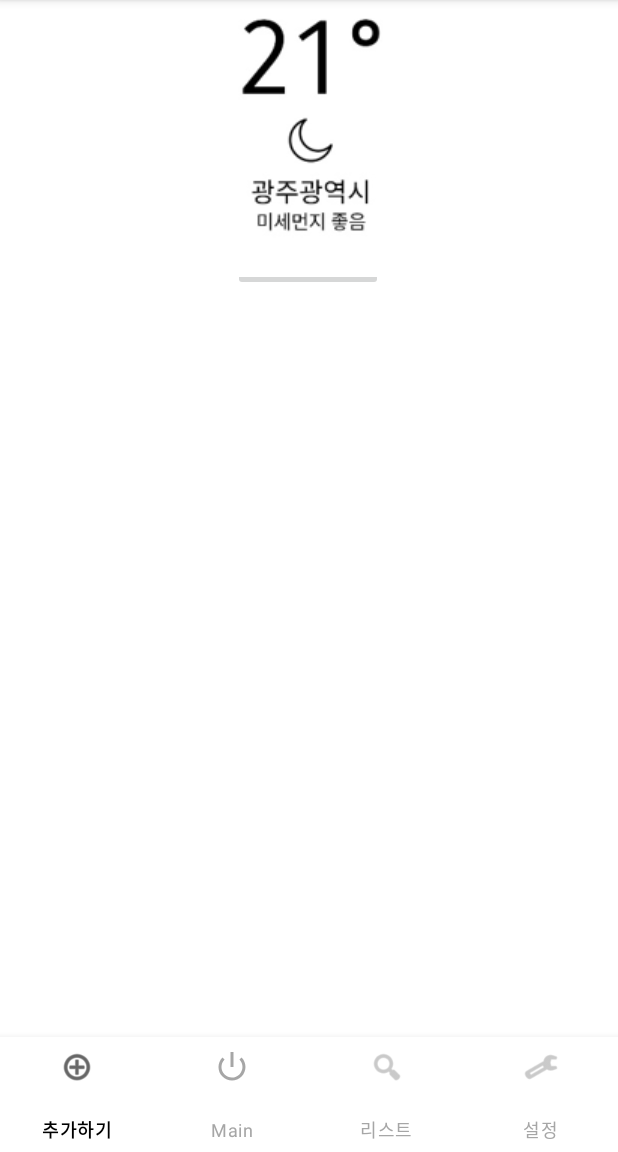
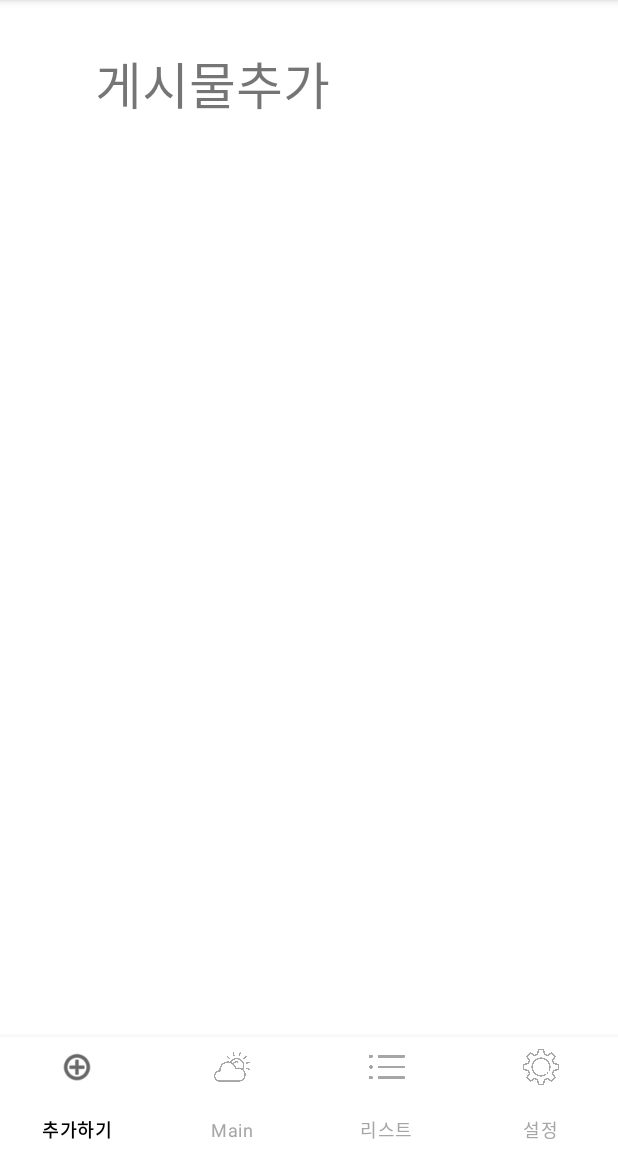
Before and after one commit to 2021-SMHRD-KDT-New-AI-1/thinkBig, an Android app: the fragment Fragment1 placed in its activity, on a phone screen of 412 x 824 dp, the part 84-1236 px from its top. Run offline under Robolectric (Android 15) with nearby library versions, the phone set to English and light mode, and no system bars.

Commit message:
21.10.09: 하던거 저장 -도현

```diff
--- a/app/src/main/res/layout/activity_main.xml
+++ b/app/src/main/res/layout/activity_main.xml
@@ -33,6 +33,13 @@
         app:layout_constraintBottom_toTopOf="@+id/nav_view"
         app:layout_constraintEnd_toEndOf="parent"
         app:layout_constraintStart_toStartOf="parent"
-        app:layout_constraintTop_toTopOf="parent"/>
+        app:layout_constraintTop_toTopOf="parent">
+
+        <ImageView
+            android:id="@+id/imageView2"
+            android:layout_width="match_parent"
+            android:layout_height="wrap_content"
+            app:srcCompat="@drawable/main_logo" />
+    </FrameLayout>
 
 </androidx.constraintlayout.widget.ConstraintLayout>
--- a/app/src/main/res/layout/fragment_1.xml
+++ b/app/src/main/res/layout/fragment_1.xml
@@ -8,22 +8,15 @@
     android:background="@color/white"
     tools:context=".Fragment1">
 
-    <ImageButton
-        android:id="@+id/imageButton2"
-        android:layout_width="100dp"
-        android:layout_height="wrap_content"
-        android:src="@drawable/wether"
-        app:layout_constraintBottom_toTopOf="@+id/guideline5"
-        app:layout_constraintEnd_toEndOf="parent"
-        app:layout_constraintHorizontal_bias="0.498"
-        app:layout_constraintStart_toStartOf="parent"
-        app:layout_constraintTop_toTopOf="parent"
-        app:layout_constraintVertical_bias="0.252" />
-
-    <androidx.constraintlayout.widget.Guideline
-        android:id="@+id/guideline5"
+    <TextView
+        android:id="@+id/textView3"
         android:layout_width="wrap_content"
         android:layout_height="wrap_content"
-        android:orientation="horizontal"
-        app:layout_constraintGuide_percent="0.2" />
+        android:layout_marginTop="30dp"
+        android:text="게시물추가"
+        android:textSize="34sp"
+        app:layout_constraintEnd_toEndOf="parent"
+        app:layout_constraintHorizontal_bias="0.248"
+        app:layout_constraintStart_toStartOf="parent"
+        app:layout_constraintTop_toTopOf="parent" />
 </androidx.constraintlayout.widget.ConstraintLayout>
--- a/app/src/main/res/menu/my_menu.xml
+++ b/app/src/main/res/menu/my_menu.xml
@@ -7,14 +7,14 @@
         android:title="추가하기" />
     <item
         android:id="@+id/menu2"
-        android:icon="@android:drawable/ic_lock_power_off"
+        android:icon="@drawable/sun"
         android:title="Main" />
     <item
         android:id="@+id/menu3"
-        android:icon="@android:drawable/ic_menu_search"
+        android:icon="@drawable/list_icon"
         android:title="리스트" />
     <item
         android:id="@+id/menu4"
-        android:icon="@android:drawable/ic_menu_manage"
+        android:icon="@drawable/settings"
         android:title="설정" />
 </menu>
```
Also changed, not shown: app/src/main/AndroidManifest.xml (+8 -7 lines), app/src/main/java/com/cjt/weather/sign_up.java (added, +14 -0 lines), app/src/main/res/layout/activity_sign_up.xml (added, +102 -0 lines), app/src/main/res/layout/fragment_2.xml (+11 -98 lines), app/src/main/res/layout/fragment_4.xml (+8 -31 lines), app/src/main/res/drawable/list_icon.png (added), app/src/main/res/drawable/main_logo.png (added), app/src/main/res/drawable/settings.png (added), app/src/main/res/drawable/sun.png (added).
